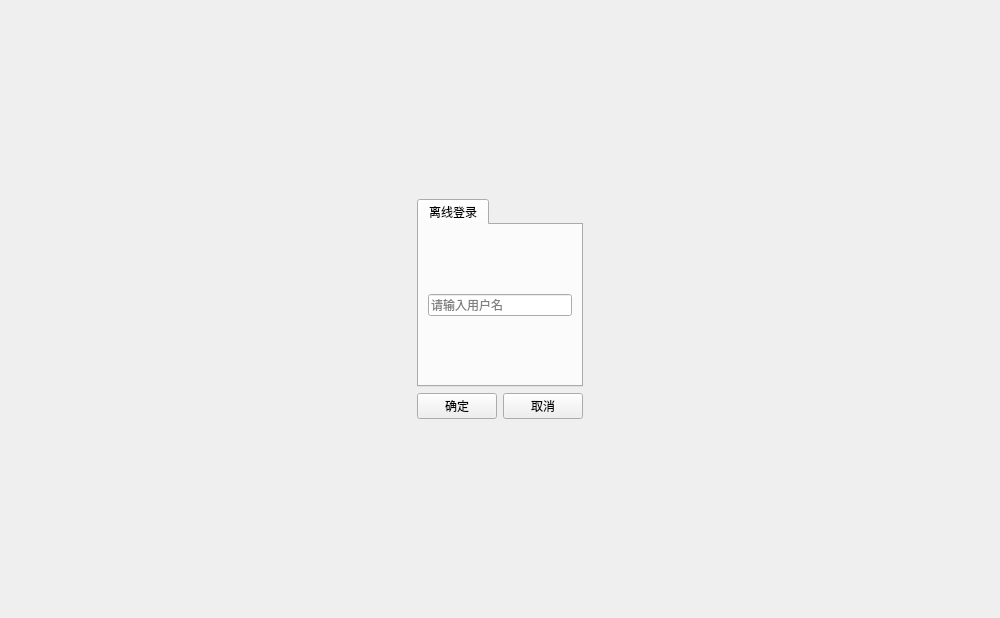
Above: Ui/User/NewUser.ui from 1604042736/FMCL before the change. Below: the same form after it.
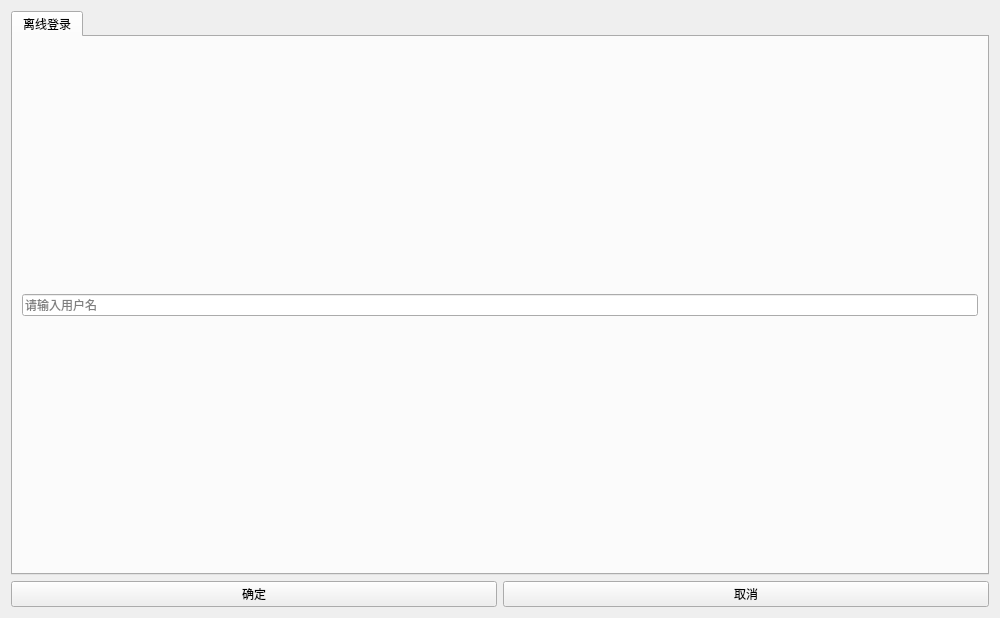
That is the form after the change.

```diff
--- a/Ui/User/NewUser.ui
+++ b/Ui/User/NewUser.ui
@@ -14,7 +14,14 @@
    <string>新用户</string>
   </property>
   <layout class="QGridLayout" name="gridLayout">
-   <item row="1" column="1" colspan="2">
+   <item row="1" column="0">
+    <widget class="QPushButton" name="pb_ok">
+     <property name="text">
+      <string>确定</string>
+     </property>
+    </widget>
+   </item>
+   <item row="0" column="0" colspan="2">
     <widget class="QTabWidget" name="tabWidget">
      <property name="currentIndex">
       <number>0</number>
@@ -35,72 +42,13 @@
      </widget>
     </widget>
    </item>
-   <item row="3" column="1">
-    <spacer name="verticalSpacer">
-     <property name="orientation">
-      <enum>Qt::Vertical</enum>
-     </property>
-     <property name="sizeHint" stdset="0">
-      <size>
-       <width>20</width>
-       <height>40</height>
-      </size>
-     </property>
-    </spacer>
-   </item>
-   <item row="1" column="3">
-    <spacer name="horizontalSpacer_2">
-     <property name="orientation">
-      <enum>Qt::Horizontal</enum>
-     </property>
-     <property name="sizeHint" stdset="0">
-      <size>
-       <width>40</width>
-       <height>20</height>
-      </size>
-     </property>
-    </spacer>
-   </item>
-   <item row="1" column="0">
-    <spacer name="horizontalSpacer">
-     <property name="orientation">
-      <enum>Qt::Horizontal</enum>
-     </property>
-     <property name="sizeHint" stdset="0">
-      <size>
-       <width>40</width>
-       <height>20</height>
-      </size>
-     </property>
-    </spacer>
-   </item>
-   <item row="2" column="2">
+   <item row="1" column="1">
     <widget class="QPushButton" name="pb_cancel">
      <property name="text">
       <string>取消</string>
      </property>
     </widget>
    </item>
-   <item row="2" column="1">
-    <widget class="QPushButton" name="pb_ok">
-     <property name="text">
-      <string>确定</string>
-     </property>
-    </widget>
-   </item>
-   <item row="0" column="1">
-    <spacer name="verticalSpacer_2">
-     <property name="orientation">
-      <enum>Qt::Vertical</enum>
-     </property>
-     <property name="sizeHint" stdset="0">
-      <size>
-       <width>20</width>
-       <height>40</height>
-      </size>
-     </property>
-    </spacer>
-   </item>
   </layout>
  </widget>
  <resources/>
```
